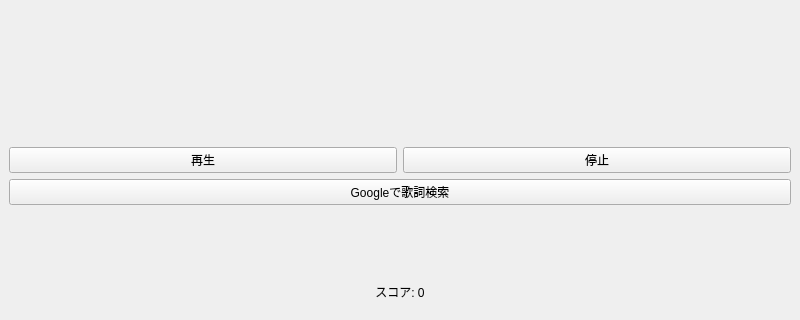
Above: src/gui/ui/main_window.ui from ajshooting/nandemo-karaoke before the change; both pictures show x 0 to 800 and y 197 to 517 of the 800 by 600 pixel window. Below: the same form after it.
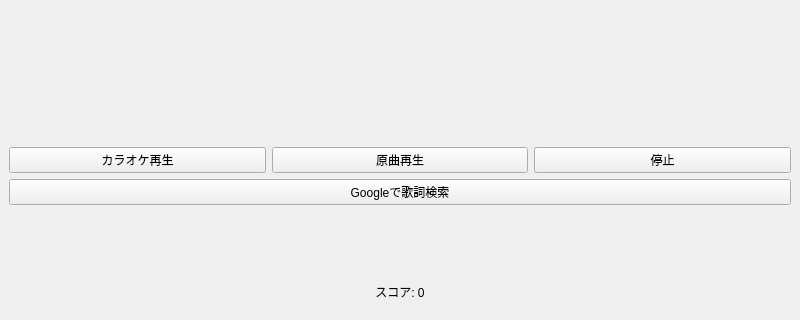
That is the form after the change. Custom widgets are drawn as their Qt base class.

Commit message: copyを生かしてカラオケ/原曲再生の選択を可能に

```diff
--- a/src/gui/ui/main_window.ui
+++ b/src/gui/ui/main_window.ui
@@ -40,7 +40,14 @@
                         <item>
                             <widget class="QPushButton" name="playButton">
                                 <property name="text">
-                                    <string>再生</string>
+                                    <string>カラオケ再生</string>
+                                </property>
+                            </widget>
+                        </item>
+                        <item>
+                            <widget class="QPushButton" name="playRawButton">
+                                <property name="text">
+                                    <string>原曲再生</string>
                                 </property>
                             </widget>
                         </item>
```
The commit also changes 1 other file.
